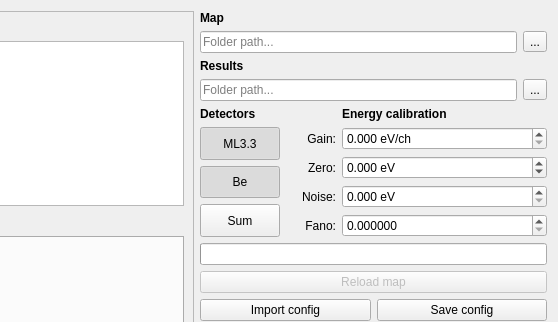
First picture: the form in single.ui, repository pfilipl/PolyX-XRF-Data-Analyser, before the edit; both pictures show x 518 to 1076 and y 0 to 322 of the 1076 by 712 pixel window.
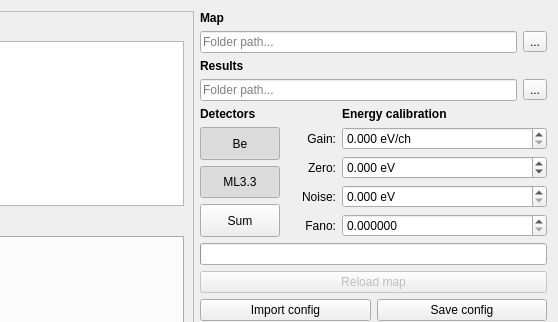
Second picture: the form after the edit.

```diff
--- a/single.ui
+++ b/single.ui
@@ -926,28 +926,6 @@
      </item>
      <item row="5" column="0" rowspan="4">
       <layout class="QVBoxLayout" name="verticalLayout_2">
-       <item>
-        <widget class="QPushButton" name="pushButton_DetectorsML">
-         <property name="sizePolicy">
-          <sizepolicy hsizetype="Maximum" vsizetype="Preferred">
-           <horstretch>0</horstretch>
-           <verstretch>0</verstretch>
-          </sizepolicy>
-         </property>
-         <property name="mouseTracking">
-          <bool>true</bool>
-         </property>
-         <property name="text">
-          <string>ML3.3</string>
-         </property>
-         <property name="checkable">
-          <bool>true</bool>
-         </property>
-         <property name="checked">
-          <bool>true</bool>
-         </property>
-        </widget>
-       </item>
        <item>
         <widget class="QPushButton" name="pushButton_DetectorsBe">
          <property name="sizePolicy">
@@ -970,6 +948,28 @@
          </property>
         </widget>
        </item>
+       <item>
+        <widget class="QPushButton" name="pushButton_DetectorsML">
+         <property name="sizePolicy">
+          <sizepolicy hsizetype="Maximum" vsizetype="Preferred">
+           <horstretch>0</horstretch>
+           <verstretch>0</verstretch>
+          </sizepolicy>
+         </property>
+         <property name="mouseTracking">
+          <bool>true</bool>
+         </property>
+         <property name="text">
+          <string>ML3.3</string>
+         </property>
+         <property name="checkable">
+          <bool>true</bool>
+         </property>
+         <property name="checked">
+          <bool>true</bool>
+         </property>
+        </widget>
+       </item>
        <item>
         <widget class="QPushButton" name="pushButton_DetectorsSum">
          <property name="sizePolicy">
```
Left out of the diff: 1 changed line with no effect on the pictures.
